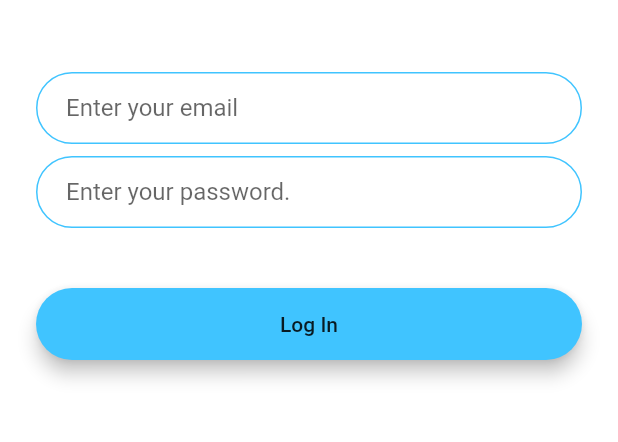
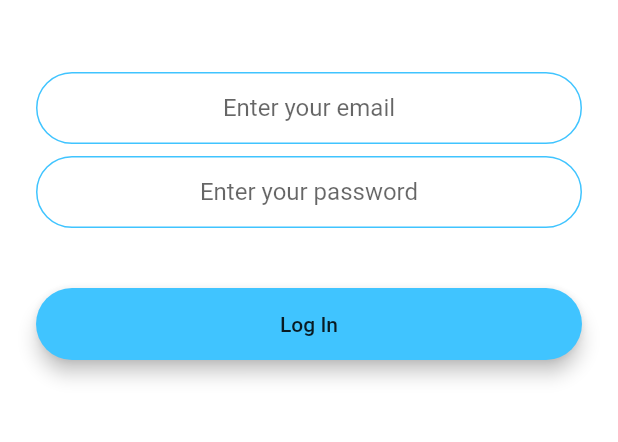
Before and after one commit to marcoleonardini/flash-chat, a Flutter app: the screen it shows after launch, after a tap on "Log In", on a phone screen of 412 x 824 dp, the part 576-1018 px from its top. Run offline on Flutter 3.47's test engine with Material 2 defaults, Android fonts, the phone set to English and light mode, and no system bars; our stand-ins replace animated_text_kit, firebase_auth; accounts and stored records are empty.

```diff
--- a/lib/screens/login_screen.dart
+++ b/lib/screens/login_screen.dart
@@ -1,3 +1,7 @@
+import 'package:firebase_auth/firebase_auth.dart';
+import 'package:flash_chat/components/rounded-button.component.dart';
+import 'package:flash_chat/constants.dart';
+import 'package:flash_chat/screens/chat_screen.dart';
 import 'package:flutter/material.dart';
 
 class LoginScreen extends StatefulWidget {
@@ -7,6 +11,10 @@ class LoginScreen extends StatefulWidget {
 }
 
 class _LoginScreenState extends State<LoginScreen> {
+  String email;
+  String password;
+  final _auth = FirebaseAuth.instance;
+
   @override
   Widget build(BuildContext context) {
     return Scaffold(
@@ -30,24 +38,12 @@ class _LoginScreenState extends State<LoginScreen> {
             TextField(
               onChanged: (value) {
                 //Do something with the user input.
+                email = value;
               },
-              decoration: InputDecoration(
+              textAlign: TextAlign.center,
+              keyboardType: TextInputType.emailAddress,
+              decoration: kInputDecoration.copyWith(
                 hintText: 'Enter your email',
-                contentPadding:
-                    EdgeInsets.symmetric(vertical: 10.0, horizontal: 20.0),
-                border: OutlineInputBorder(
-                  borderRadius: BorderRadius.all(Radius.circular(32.0)),
-                ),
-                enabledBorder: OutlineInputBorder(
-                  borderSide:
-                      BorderSide(color: Colors.lightBlueAccent, width: 1.0),
-                  borderRadius: BorderRadius.all(Radius.circular(32.0)),
-                ),
-                focusedBorder: OutlineInputBorder(
-                  borderSide:
-                      BorderSide(color: Colors.lightBlueAccent, width: 2.0),
-                  borderRadius: BorderRadius.all(Radius.circular(32.0)),
-                ),
               ),
             ),
             SizedBox(
@@ -56,46 +52,31 @@ class _LoginScreenState extends State<LoginScreen> {
             TextField(
               onChanged: (value) {
                 //Do something with the user input.
+                password = value;
               },
-              decoration: InputDecoration(
-                hintText: 'Enter your password.',
-                contentPadding:
-                    EdgeInsets.symmetric(vertical: 10.0, horizontal: 20.0),
-                border: OutlineInputBorder(
-                  borderRadius: BorderRadius.all(Radius.circular(32.0)),
-                ),
-                enabledBorder: OutlineInputBorder(
-                  borderSide:
-                      BorderSide(color: Colors.lightBlueAccent, width: 1.0),
-                  borderRadius: BorderRadius.all(Radius.circular(32.0)),
-                ),
-                focusedBorder: OutlineInputBorder(
-                  borderSide:
-                      BorderSide(color: Colors.lightBlueAccent, width: 2.0),
-                  borderRadius: BorderRadius.all(Radius.circular(32.0)),
-                ),
+              obscureText: true,
+              textAlign: TextAlign.center,
+              decoration: kInputDecoration.copyWith(
+                hintText: 'Enter your password',
               ),
             ),
             SizedBox(
               height: 24.0,
             ),
-            Padding(
-              padding: EdgeInsets.symmetric(vertical: 16.0),
-              child: Material(
-                color: Colors.lightBlueAccent,
-                borderRadius: BorderRadius.all(Radius.circular(30.0)),
-                elevation: 5.0,
-                child: MaterialButton(
-                  onPressed: () {
-                    //Implement login functionality.
-                  },
-                  minWidth: 200.0,
-                  height: 42.0,
-                  child: Text(
-                    'Log In',
-                  ),
-                ),
-              ),
+            RoundedButton(
+              color: Colors.lightBlueAccent,
+              title: 'Log In',
+              onPressed: () async {
+                try {
+                  final user = await _auth.signInWithEmailAndPassword(
+                      email: email, password: password);
+                  if (user != null) {
+                    Navigator.pushNamed(context, ChatScreen.id);
+                  }
+                } catch (e) {
+                  print(e);
+                }
+              },
             ),
           ],
         ),
--- a/lib/screens/welcome_screen.dart
+++ b/lib/screens/welcome_screen.dart
@@ -1,4 +1,5 @@
 import 'package:animated_text_kit/animated_text_kit.dart';
+import 'package:flash_chat/components/rounded-button.component.dart';
 import 'package:flutter/material.dart';
 
 import 'login_screen.dart';
@@ -23,11 +24,6 @@ class _WelcomeScreenState extends State<WelcomeScreen>
     );
 
     _animationController.forward();
-
-    // _animation = CurvedAnimation(
-    //   curve: Curves.decelerate,
-    //   parent: _animationController,
-    // );
 
     _animation = ColorTween(begin: Colors.blueGrey, end: Colors.white)
         .animate(_animationController);
@@ -69,43 +65,19 @@ class _WelcomeScreenState extends State<WelcomeScreen>
             SizedBox(
               height: 48.0,
             ),
-            Padding(
-              padding: EdgeInsets.symmetric(vertical: 16.0),
-              child: Material(
-                elevation: 5.0,
+            RoundedButton(
               color: Colors.lightBlueAccent,
-                borderRadius: BorderRadius.circular(30.0),
-                child: MaterialButton(
+              title: 'Log In',
               onPressed: () {
-                    //Go to login screen.
                 Navigator.pushNamed(context, LoginScreen.id);
               },
-                  minWidth: 200.0,
-                  height: 42.0,
-                  child: Text(
-                    'Log In',
             ),
-                ),
-              ),
-            ),
-            Padding(
-              padding: EdgeInsets.symmetric(vertical: 16.0),
-              child: Material(
+            RoundedButton(
               color: Colors.blueAccent,
-                borderRadius: BorderRadius.circular(30.0),
-                elevation: 5.0,
-                child: MaterialButton(
+              title: 'Register',
               onPressed: () {
-                    //Go to registration screen.
                 Navigator.pushNamed(context, RegistrationScreen.id);
               },
-                  minWidth: 200.0,
-                  height: 42.0,
-                  child: Text(
-                    'Register',
-                  ),
-                ),
-              ),
             ),
           ],
         ),
```
Also changed, not shown: lib/screens/chat_screen.dart (+23 -0 lines), lib/screens/registration_screen.dart (+30 -46 lines). Lines whose indentation alone changed are shown as unchanged.
